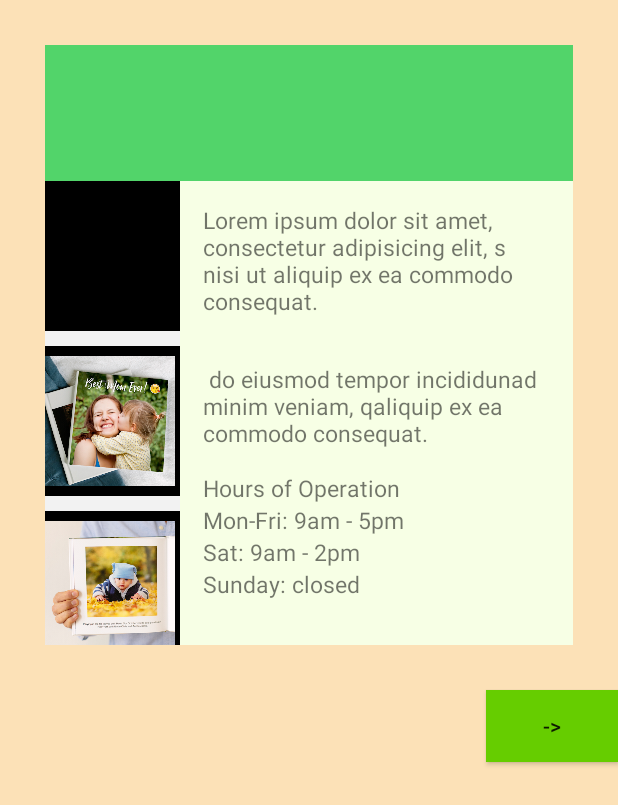
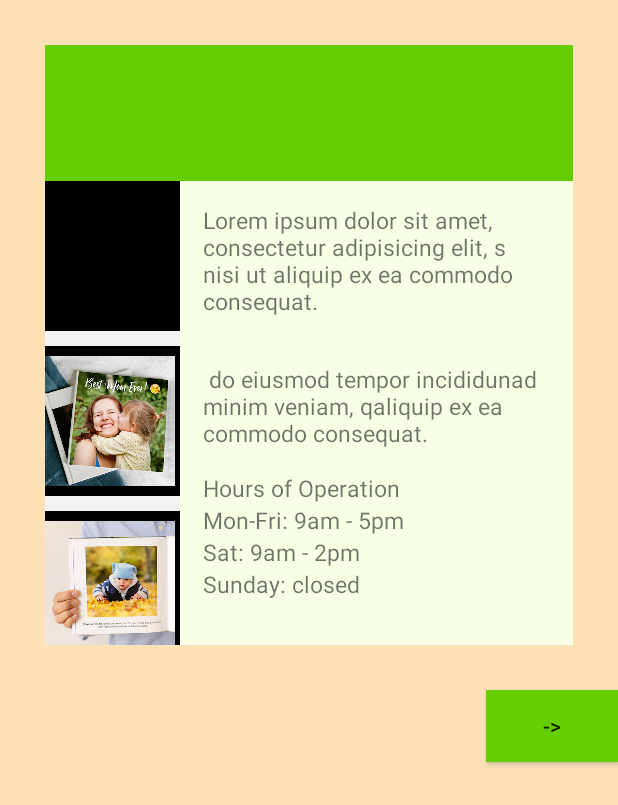
Before and after one commit to GitAmrita/Thinkful, an Android app: the layout template_1.xml on its own in the app's theme, with its tools: preview values and no code run, on a phone screen of 412 x 824 dp. Shown: the top 805 px of the screen. Run offline under Robolectric (Android 15) with nearby library versions, the phone set to English and light mode, and no system bars.

Commit message:
change the action bar and title bar color

```diff
--- a/Flyer/app/src/main/res/layout/template_1.xml
+++ b/Flyer/app/src/main/res/layout/template_1.xml
@@ -17,7 +17,7 @@
             android:layout_width="match_parent"
             android:layout_height="wrap_content"
             android:orientation="vertical"
-            android:background="@color/headerBg">
+            android:background="@color/button">
 
             <TextView
                 android:id="@+id/headerBusiness"
--- a/Flyer/app/src/main/res/values/colors.xml
+++ b/Flyer/app/src/main/res/values/colors.xml
@@ -6,11 +6,12 @@
     <color name="editTextBg">#D3D3D3</color>
     <color name="button">#66CD00</color>
     <color name="Bg">#fce1b7</color>
-    <color name="headerBg">#52d46a</color>
     <color name="border">#000000</color>
     <color name="white">#ffffff</color>
     <color name="flyerFooter">#57B8FF</color>
     <color name="hintText">#E8E8E8</color>
+    <color name="actionBar">#ab2618</color>
+    <color name="titleBar">#f51600</color>
 
 
 </resources>
--- a/Flyer/app/src/main/res/values/styles.xml
+++ b/Flyer/app/src/main/res/values/styles.xml
@@ -3,9 +3,9 @@
     <!-- Base application theme. -->
     <style name="AppTheme" parent="Theme.AppCompat.Light.DarkActionBar">
         <!-- Customize your theme here. -->
-        <item name="colorPrimary">@color/colorPrimary</item>
-        <item name="colorPrimaryDark">@color/colorPrimaryDark</item>
-        <item name="colorAccent">@color/colorAccent</item>
+        <item name="colorPrimary">@color/actionBar</item>
+        <item name="colorPrimaryDark">@color/titleBar</item>
+        <item name="colorAccent">@color/button</item>
     </style>
 
     <style name="AppTheme.NoActionBar">
```
